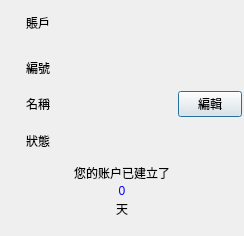
Above: resources/ui/Ui_AccountInfo.ui from starmcc/qs-beanfun-5 before the change. Below: the same form after it.
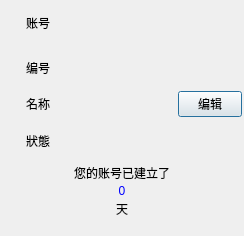
That is the form after the change.

What changed in the file:
```diff
--- a/resources/ui/Ui_AccountInfo.ui
+++ b/resources/ui/Ui_AccountInfo.ui
@@ -46,7 +46,7 @@
         </size>
        </property>
        <property name="text">
-        <string>編輯</string>
+        <string>编辑</string>
        </property>
       </widget>
      </item>
@@ -71,7 +71,7 @@
         </size>
        </property>
        <property name="text">
-        <string>名稱</string>
+        <string>名称</string>
        </property>
        <property name="alignment">
         <set>Qt::AlignRight|Qt::AlignTrailing|Qt::AlignVCenter</set>
@@ -119,7 +119,7 @@
         </size>
        </property>
        <property name="text">
-        <string>賬戶</string>
+        <string>账号</string>
        </property>
        <property name="alignment">
         <set>Qt::AlignRight|Qt::AlignTrailing|Qt::AlignVCenter</set>
@@ -195,7 +195,7 @@
         </size>
        </property>
        <property name="text">
-        <string>編號</string>
+        <string>编号</string>
        </property>
        <property name="alignment">
         <set>Qt::AlignRight|Qt::AlignTrailing|Qt::AlignVCenter</set>
@@ -213,7 +213,7 @@
       </sizepolicy>
      </property>
      <property name="text">
-      <string>您的账户已建立了</string>
+      <string>您的账号已建立了</string>
      </property>
      <property name="alignment">
       <set>Qt::AlignCenter</set>
```
Left out of the diff: 2 changed lines with no effect on the pictures.
